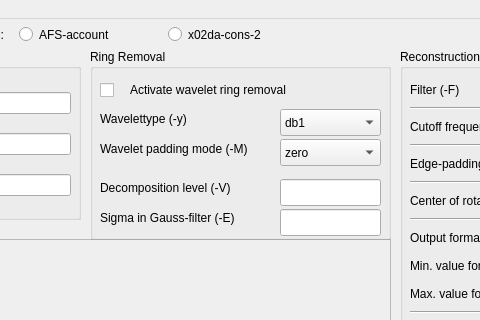
First picture: the form in ui_files/main.ui, repository gnudo/grecoman, before the edit; both pictures show x 540 to 1020 and y 0 to 320 of the 1256 by 945 pixel window.
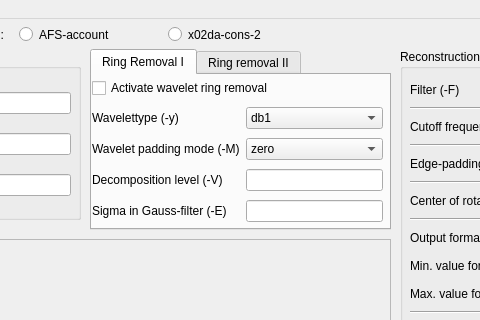
Second picture: the form after the edit.

What changed in the file:
```diff
--- a/ui_files/main.ui
+++ b/ui_files/main.ui
@@ -1002,271 +1002,6 @@
      </layout>
     </widget>
    </widget>
-   <widget class="QGroupBox" name="groupBox_2">
-    <property name="geometry">
-     <rect>
-      <x>630</x>
-      <y>30</y>
-      <width>301</width>
-      <height>191</height>
-     </rect>
-    </property>
-    <property name="font">
-     <font>
-      <weight>50</weight>
-      <bold>false</bold>
-     </font>
-    </property>
-    <property name="title">
-     <string>Ring Removal</string>
-    </property>
-    <widget class="QComboBox" name="wavelettype">
-     <property name="geometry">
-      <rect>
-       <x>190</x>
-       <y>60</y>
-       <width>101</width>
-       <height>27</height>
-      </rect>
-     </property>
-     <item>
-      <property name="text">
-       <string>db1</string>
-      </property>
-     </item>
-     <item>
-      <property name="text">
-       <string>db2</string>
-      </property>
-     </item>
-     <item>
-      <property name="text">
-       <string>db3</string>
-      </property>
-     </item>
-     <item>
-      <property name="text">
-       <string>db4</string>
-      </property>
-     </item>
-     <item>
-      <property name="text">
-       <string>db5</string>
-      </property>
-     </item>
-     <item>
-      <property name="text">
-       <string>db6</string>
-      </property>
-     </item>
-     <item>
-      <property name="text">
-       <string>db7</string>
-      </property>
-     </item>
-     <item>
-      <property name="text">
-       <string>db8</string>
-      </property>
-     </item>
-     <item>
-      <property name="text">
-       <string>db9</string>
-      </property>
-     </item>
-     <item>
-      <property name="text">
-       <string>db10</string>
-      </property>
-     </item>
-     <item>
-      <property name="text">
-       <string>db11</string>
-      </property>
-     </item>
-     <item>
-      <property name="text">
-       <string>db12</string>
-      </property>
-     </item>
-     <item>
-      <property name="text">
-       <string>db13</string>
-      </property>
-     </item>
-     <item>
-      <property name="text">
-       <string>db14</string>
-      </property>
-     </item>
-     <item>
-      <property name="text">
-       <string>db15</string>
-      </property>
-     </item>
-     <item>
-      <property name="text">
-       <string>db16</string>
-      </property>
-     </item>
-     <item>
-      <property name="text">
-       <string>db17</string>
-      </property>
-     </item>
-     <item>
-      <property name="text">
-       <string>db18</string>
-      </property>
-     </item>
-     <item>
-      <property name="text">
-       <string>db19</string>
-      </property>
-     </item>
-     <item>
-      <property name="text">
-       <string>db20</string>
-      </property>
-     </item>
-    </widget>
-    <widget class="QLabel" name="label_5">
-     <property name="geometry">
-      <rect>
-       <x>10</x>
-       <y>60</y>
-       <width>131</width>
-       <height>20</height>
-      </rect>
-     </property>
-     <property name="text">
-      <string>Wavelettype (-y)</string>
-     </property>
-    </widget>
-    <widget class="QLabel" name="label_6">
-     <property name="geometry">
-      <rect>
-       <x>10</x>
-       <y>130</y>
-       <width>161</width>
-       <height>17</height>
-      </rect>
-     </property>
-     <property name="text">
-      <string>Decomposition level (-V)</string>
-     </property>
-    </widget>
-    <widget class="QLineEdit" name="waveletdecompositionlevel">
-     <property name="geometry">
-      <rect>
-       <x>190</x>
-       <y>130</y>
-       <width>101</width>
-       <height>27</height>
-      </rect>
-     </property>
-    </widget>
-    <widget class="QLabel" name="label_7">
-     <property name="geometry">
-      <rect>
-       <x>10</x>
-       <y>160</y>
-       <width>171</width>
-       <height>17</height>
-      </rect>
-     </property>
-     <property name="text">
-      <string>Sigma in Gauss-filter (-E)</string>
-     </property>
-    </widget>
-    <widget class="QLineEdit" name="sigmaingaussfilter">
-     <property name="geometry">
-      <rect>
-       <x>190</x>
-       <y>160</y>
-       <width>101</width>
-       <height>27</height>
-      </rect>
-     </property>
-    </widget>
-    <widget class="QComboBox" name="waveletpaddingmode">
-     <property name="geometry">
-      <rect>
-       <x>190</x>
-       <y>90</y>
-       <width>101</width>
-       <height>27</height>
-      </rect>
-     </property>
-     <item>
-      <property name="text">
-       <string>zero</string>
-      </property>
-     </item>
-     <item>
-      <property name="text">
-       <string>constant</string>
-      </property>
-     </item>
-     <item>
-      <property name="text">
-       <string>symmetric</string>
-      </property>
-     </item>
-     <item>
-      <property name="text">
-       <string>periodic</string>
-      </property>
-     </item>
-     <item>
-      <property name="text">
-       <string>smooth</string>
-      </property>
-     </item>
-    </widget>
-    <widget class="QLabel" name="label_8">
-     <property name="geometry">
-      <rect>
-       <x>10</x>
-       <y>90</y>
-       <width>181</width>
-       <height>20</height>
-      </rect>
-     </property>
-     <property name="text">
-      <string>Wavelet padding mode (-M)</string>
-     </property>
-    </widget>
-    <widget class="QLabel" name="label_9">
-     <property name="geometry">
-      <rect>
-       <x>40</x>
-       <y>20</y>
-       <width>251</width>
-       <height>41</height>
-      </rect>
-     </property>
-     <property name="text">
-      <string>Activate wavelet ring removal</string>
-     </property>
-     <property name="wordWrap">
-      <bool>true</bool>
-     </property>
-    </widget>
-    <widget class="QCheckBox" name="runringremoval">
-     <property name="geometry">
-      <rect>
-       <x>10</x>
-       <y>30</y>
-       <width>21</width>
-       <height>23</height>
-      </rect>
-     </property>
-     <property name="text">
-      <string/>
-     </property>
-    </widget>
-   </widget>
    <widget class="QGroupBox" name="groupBox_6">
     <property name="geometry">
      <rect>
@@ -1564,6 +1299,230 @@
      <string>Open preview image in Fiji (externally)</string>
     </property>
    </widget>
+   <widget class="QTabWidget" name="tabWidget">
+    <property name="geometry">
+     <rect>
+      <x>630</x>
+      <y>30</y>
+      <width>301</width>
+      <height>181</height>
+     </rect>
+    </property>
+    <property name="accessibleName">
+     <string/>
+    </property>
+    <property name="currentIndex">
+     <number>0</number>
+    </property>
+    <widget class="QWidget" name="tab">
+     <attribute name="title">
+      <string>Ring Removal I</string>
+     </attribute>
+     <widget class="QWidget" name="gridLayoutWidget_10">
+      <property name="geometry">
+       <rect>
+        <x>0</x>
+        <y>0</y>
+        <width>291</width>
+        <height>151</height>
+       </rect>
+      </property>
+      <layout class="QGridLayout" name="gridLayout_11">
+       <item row="1" column="2">
+        <widget class="QComboBox" name="wavelettype">
+         <item>
+          <property name="text">
+           <string>db1</string>
+          </property>
+         </item>
+         <item>
+          <property name="text">
+           <string>db2</string>
+          </property>
+         </item>
+         <item>
+          <property name="text">
+           <string>db3</string>
+          </property>
+         </item>
+         <item>
+          <property name="text">
+           <string>db4</string>
+          </property>
+         </item>
+         <item>
+          <property name="text">
+           <string>db5</string>
+          </property>
+         </item>
+         <item>
+          <property name="text">
+           <string>db6</string>
+          </property>
+         </item>
+         <item>
+          <property name="text">
+           <string>db7</string>
+          </property>
+         </item>
+         <item>
+          <property name="text">
+           <string>db8</string>
+          </property>
+         </item>
+         <item>
+          <property name="text">
+           <string>db9</string>
+          </property>
+         </item>
+         <item>
+          <property name="text">
+           <string>db10</string>
+          </property>
+         </item>
+         <item>
+          <property name="text">
+           <string>db11</string>
+          </property>
+         </item>
+         <item>
+          <property name="text">
+           <string>db12</string>
+          </property>
+         </item>
+         <item>
+          <property name="text">
+           <string>db13</string>
+          </property>
+         </item>
+         <item>
+          <property name="text">
+           <string>db14</string>
+          </property>
+         </item>
+         <item>
+          <property name="text">
+           <string>db15</string>
+          </property>
+         </item>
+         <item>
+          <property name="text">
+           <string>db16</string>
+          </property>
+         </item>
+         <item>
+          <property name="text">
+           <string>db17</string>
+          </property>
+         </item>
+         <item>
+          <property name="text">
+           <string>db18</string>
+          </property>
+         </item>
+         <item>
+          <property name="text">
+           <string>db19</string>
+          </property>
+         </item>
+         <item>
+          <property name="text">
+           <string>db20</string>
+          </property>
+         </item>
+        </widget>
+       </item>
+       <item row="2" column="2">
+        <widget class="QComboBox" name="waveletpaddingmode">
+         <item>
+          <property name="text">
+           <string>zero</string>
+          </property>
+         </item>
+         <item>
+          <property name="text">
+           <string>constant</string>
+          </property>
+         </item>
+         <item>
+          <property name="text">
+           <string>symmetric</string>
+          </property>
+         </item>
+         <item>
+          <property name="text">
+           <string>periodic</string>
+          </property>
+         </item>
+         <item>
+          <property name="text">
+           <string>smooth</string>
+          </property>
+         </item>
+        </widget>
+       </item>
+       <item row="3" column="2">
+        <widget class="QLineEdit" name="waveletdecompositionlevel"/>
+       </item>
+       <item row="4" column="2">
+        <widget class="QLineEdit" name="sigmaingaussfilter"/>
+       </item>
+       <item row="0" column="0" colspan="3">
+        <widget class="QCheckBox" name="runringremoval">
+         <property name="sizePolicy">
+          <sizepolicy hsizetype="Fixed" vsizetype="Fixed">
+           <horstretch>0</horstretch>
+           <verstretch>0</verstretch>
+          </sizepolicy>
+         </property>
+         <property name="maximumSize">
+          <size>
+           <width>16777215</width>
+           <height>16777215</height>
+          </size>
+         </property>
+         <property name="text">
+          <string>Activate wavelet ring removal</string>
+         </property>
+        </widget>
+       </item>
+       <item row="1" column="0" colspan="2">
+        <widget class="QLabel" name="label_5">
+         <property name="text">
+          <string>Wavelettype (-y)</string>
+         </property>
+        </widget>
+       </item>
+       <item row="2" column="0" colspan="2">
+        <widget class="QLabel" name="label_8">
+         <property name="text">
+          <string>Wavelet padding mode (-M)</string>
+         </property>
+        </widget>
+       </item>
+       <item row="3" column="0" colspan="2">
+        <widget class="QLabel" name="label_6">
+         <property name="text">
+          <string>Decomposition level (-V)</string>
+         </property>
+        </widget>
+       </item>
+       <item row="4" column="0" colspan="2">
+        <widget class="QLabel" name="label_7">
+         <property name="text">
+          <string>Sigma in Gauss-filter (-E)</string>
+         </property>
+        </widget>
+       </item>
+      </layout>
+     </widget>
+    </widget>
+    <widget class="QWidget" name="tab_2">
+     <attribute name="title">
+      <string>Ring removal II</string>
+     </attribute>
+    </widget>
+   </widget>
   </widget>
   <widget class="QMenuBar" name="menubar">
    <property name="geometry">
```
